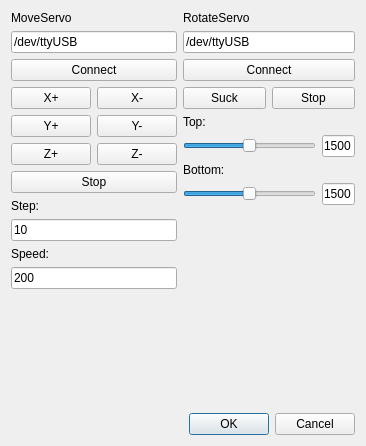
Old version of the form servotestdialog.ui in the repository wh201906/Pharmacy_Robot.
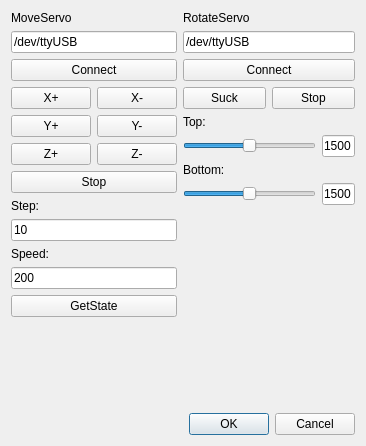
New version of the form.

The edit to the form file:
```diff
--- a/servotestdialog.ui
+++ b/servotestdialog.ui
@@ -126,6 +126,13 @@
          </property>
         </widget>
        </item>
+       <item>
+        <widget class="QPushButton" name="moveStateButton">
+         <property name="text">
+          <string>GetState</string>
+         </property>
+        </widget>
+       </item>
       </layout>
      </item>
      <item>
```
Left out of the diff: 3 changed lines with no effect on the pictures.
